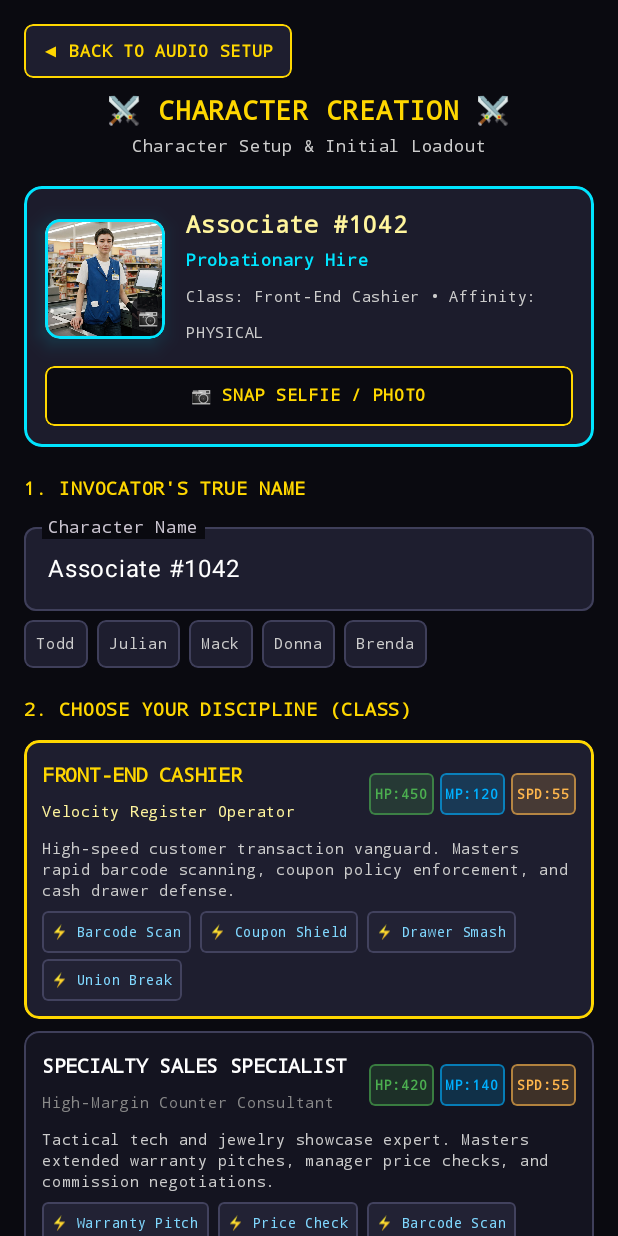
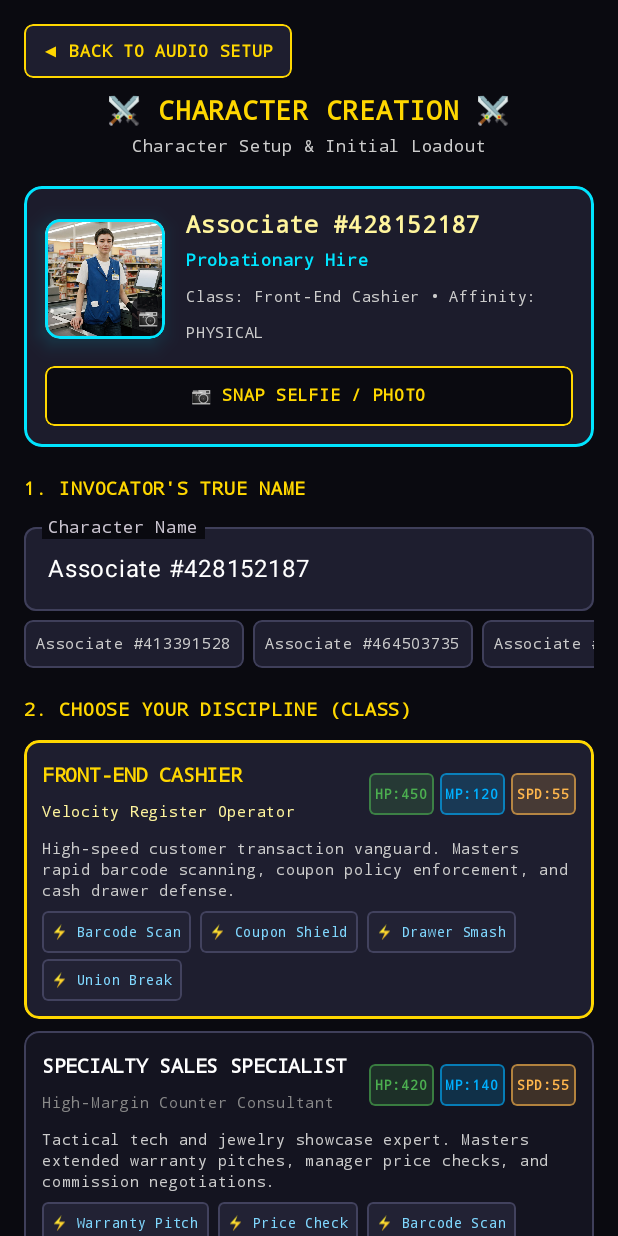
Before and after one commit to Todd0042/superstore-saga, an Android app built with Jetpack Compose: the screen it shows after launch (MainActivity), after a tap on "PURE STORY MODE (AUTO-PLAY)", on a phone screen of 412 x 824 dp. Run offline under Robolectric (Android 15) with nearby library versions, the phone set to English and light mode, and no system bars; libraries missing offline, so code that uses them is left out: com.google.mlkit.vision; 3 other taps on this screen came first.

Commit message:
feat(character): randomize 9-digit associate ID and reserve 1042 for store number

```diff
--- a/app/src/main/assets/game/characters/player_cashier.json
+++ b/app/src/main/assets/game/characters/player_cashier.json
@@ -2,7 +2,7 @@
   "_doc": "Retail Inferno Protagonist: Player Cashier Associate.",
   "id": "player_cashier",
   "role": "hero",
-  "name": "Associate #1042-882",
+  "name": "Associate",
   "title": "Front End Cashier",
   "portraitAsset": "portraits/player_cashier.jpg",
   "spriteId": "hero",
--- a/app/src/main/assets/game/story/nodes.json
+++ b/app/src/main/assets/game/story/nodes.json
@@ -132,7 +132,7 @@
       "id": "node_app_offer",
       "speakerId": "cheryl",
       "side": "RIGHT",
-      "text": "Sensational! The algorithm indicates exceptional retail potential! Compatibility score: a stellar 98.4%! Here is your brand-new badge, Associate #1042! Now, where does your retail journey begin?",
+      "text": "Sensational! The algorithm indicates exceptional retail potential! Compatibility score: a stellar 98.4%! Here is your brand-new badge, {hero}! Now, where does your retail journey begin?",
       "choices": [
         {
           "id": "choice_track_cashier",
@@ -610,7 +610,7 @@
       "speakerId": "henderson",
       "side": "RIGHT",
       "changeSceneId": "scene_hiring_kiosk",
-      "text": "Associate #1042! There you are! I just pulled up our store's real-time scoreboard. Top customer satisfaction rating in the entire district today! Zero wait times, zero safety incidents, and team morale is at an all-time peak! District VP Vance sent a personal email applauding our morning velocity!",
+      "text": "{hero}! There you are! I just pulled up our store's real-time scoreboard. Top customer satisfaction rating in the entire district today! Zero wait times, zero safety incidents, and team morale is at an all-time peak! District VP Vance sent a personal email applauding our morning velocity!",
       "nextNodeId": "node_clockout_fingerprint"
     },
     {
--- a/app/src/main/java/com/voicerpg/engine/content/GameContent.kt
+++ b/app/src/main/java/com/voicerpg/engine/content/GameContent.kt
@@ -545,7 +545,23 @@ data class GameManifest(
     val resonanceProfile: ResonanceProfile = ResonanceProfile.CLASSIC,
     val ttsReplacements: Map<String, String> = emptyMap(),
     val selfieConfig: SelfieFilterConfig = SelfieFilterConfig()
-)
+) {
+    fun resolveDefaultHeroName(): String = resolveTemplateTokens(defaultHeroName)
+
+    companion object {
+        fun resolveTemplateTokens(template: String): String {
+            if (!template.contains("{random")) return template
+            val regex = Regex("""\{random(?::?(\d+))?\}""")
+            return regex.replace(template) { match ->
+                val digits = match.groupValues[1].toIntOrNull() ?: 9
+                val count = digits.coerceIn(1, 18)
+                val first = kotlin.random.Random.nextInt(1, 10).toString()
+                val rest = (1 until count).map { kotlin.random.Random.nextInt(0, 10) }.joinToString("")
+                first + rest
+            }
+        }
+    }
+}
 
 data class ResonanceProfile(
     val mode: String = "CLASSIC",
--- a/app/src/main/java/com/voicerpg/engine/ui/creation/CharacterCreationScreen.kt
+++ b/app/src/main/java/com/voicerpg/engine/ui/creation/CharacterCreationScreen.kt
@@ -61,6 +61,7 @@ import com.voicerpg.engine.audio.SpeechState
 import kotlinx.coroutines.delay
 import kotlinx.coroutines.launch
 import com.voicerpg.engine.content.GameContent
+import com.voicerpg.engine.content.GameManifest
 import com.voicerpg.engine.content.HeroClassDef
 import com.voicerpg.engine.model.AuraColor
 import com.voicerpg.engine.model.PlayerCustomization
@@ -84,7 +85,20 @@ fun CharacterCreationScreen(
     onConfirmCharacter: (PlayerCustomization) -> Unit,
     modifier: Modifier = Modifier
 ) {
-    var name by remember(slot, initialCustomization.name) { mutableStateOf(initialCustomization.name) }
+    val manifest = GameContent.manifest
+    val heroSpeaker = GameContent.heroCharacter?.speaker
+    val defaultHeroName = remember {
+        manifest.resolveDefaultHeroName().ifBlank { heroSpeaker?.name ?: "Hero" }
+    }
+    var name by remember(slot, initialCustomization.name) {
+        val initial = initialCustomization.name.trim()
+        val resolved = if (initial.isBlank() || initial == "Hero" || initial.contains("{random")) {
+            defaultHeroName
+        } else {
+            initial
+        }
+        mutableStateOf(resolved)
+    }
     var selectedClass by remember(slot, initialCustomization.heroClassId) { mutableStateOf(initialCustomization.heroClass) }
     var selectedTitle by remember(slot, initialCustomization.title) { mutableStateOf(initialCustomization.title) }
     var selectedAura by remember(slot, initialCustomization.auraColor) { mutableStateOf(initialCustomization.auraColor) }
@@ -95,10 +109,7 @@ fun CharacterCreationScreen(
     val coroutineScope = rememberCoroutineScope()
 
     val context = LocalContext.current
-    val manifest = GameContent.manifest
     val selfieConfig = manifest.selfieConfig
-    val heroSpeaker = GameContent.heroCharacter?.speaker
-    val defaultHeroName = manifest.defaultHeroName.ifBlank { heroSpeaker?.name ?: "Hero" }
     val defaultHeroTitle = manifest.defaultHeroTitle.ifBlank { heroSpeaker?.title ?: "Adventurer" }
     val defaultHeroPortrait = manifest.defaultHeroPortrait ?: heroSpeaker?.portraitAsset ?: "portraits/template_hero.jpg"
 
@@ -150,10 +161,11 @@ fun CharacterCreationScreen(
         }
     }
 
-    val quickNames = remember {
-        manifest.quickNames.ifEmpty {
-            listOf(defaultHeroName)
+    var quickNames by remember {
+        val baseList = manifest.quickNames.ifEmpty {
+            listOf(manifest.defaultHeroName)
         }
+        mutableStateOf<List<String>>(baseList.map { GameManifest.resolveTemplateTokens(it) })
     }
 
     fun confirmAndAwaken() {
@@ -244,6 +256,14 @@ fun CharacterCreationScreen(
         // 4. Quick name selection
         quickNames.firstOrNull { lower.contains(it.lowercase()) }?.let {
             name = it
+        }
+
+        // 5. Dynamic ID reroll
+        if (lower.contains("reroll") || lower.contains("randomize") || lower.contains("new id") || lower.contains("new badge")) {
+            val baseList = manifest.quickNames.ifEmpty { listOf(manifest.defaultHeroName) }
+            quickNames = baseList.map { GameManifest.resolveTemplateTokens(it) }
+            name = manifest.resolveDefaultHeroName()
+            combatNarrator?.speak("New associate ID assigned.", force = true)
         }
 
         // Re-listen if auto-listen is enabled
@@ -765,6 +785,28 @@ fun CharacterCreationScreen(
                         )
                     }
                 }
+                if (manifest.defaultHeroName.contains("{random") || manifest.quickNames.any { it.contains("{random") }) {
+                    Box(
+                        modifier = Modifier
+                            .clip(RoundedCornerShape(6.dp))
+                            .background(RetroPanel)
+                            .border(1.dp, LogosGold, RoundedCornerShape(6.dp))
+                            .clickable {
+                                val baseList = manifest.quickNames.ifEmpty { listOf(manifest.defaultHeroName) }
+                                quickNames = baseList.map { GameManifest.resolveTemplateTokens(it) }
+                                name = manifest.resolveDefaultHeroName()
+                            }
+                            .padding(horizontal = 8.dp, vertical = 4.dp)
+                    ) {
+                        Text(
+                            text = "🎲 Reroll ID",
+                            color = LogosGold,
+                            fontSize = 10.sp,
+                            fontFamily = FontFamily.Monospace,
+                            fontWeight = FontWeight.Bold
+                        )
+                    }
+                }
             }
 
             Spacer(modifier = Modifier.height(16.dp))
--- a/app/src/main/java/com/voicerpg/engine/viewmodel/StoryViewModel.kt
+++ b/app/src/main/java/com/voicerpg/engine/viewmodel/StoryViewModel.kt
@@ -175,7 +175,7 @@ class StoryViewModel(
             .replace("{player}'s", "$effectiveName's")
 
         // If player has a custom name different from defaultName, replace any leftover defaultName references
-        if (!effectiveName.equals(defaultName, ignoreCase = true)) {
+        if (!effectiveName.equals(defaultName, ignoreCase = true) && !defaultName.contains("{")) {
             result = result.replace(Regex("\\b${Regex.escape(defaultName)}'s\\b", RegexOption.IGNORE_CASE), "$effectiveName's")
             result = result.replace(Regex("\\b${Regex.escape(defaultName)}'\\b", RegexOption.IGNORE_CASE), "$effectiveName'")
             result = result.replace(Regex("\\b${Regex.escape(defaultName)}\\b", RegexOption.IGNORE_CASE), effectiveName)
@@ -366,7 +366,7 @@ class StoryViewModel(
         } else {
             saveManager.deleteSave(storySlot)
             val manifest = GameContent.manifest
-            val defaultName = manifest.defaultHeroName.ifBlank { "Hero" }
+            val defaultName = manifest.resolveDefaultHeroName().ifBlank { "Hero" }
             val defaultTitle = manifest.defaultHeroTitle.ifBlank { "The Awakened Hero" }
             val defaultPlayer = PlayerCustomization(name = defaultName, title = defaultTitle)
             saveManager.createInitialSave(defaultPlayer, storySlot)
@@ -638,7 +638,7 @@ class StoryViewModel(
         combatNarrator.stop()
         speechManager.cancel()
         val manifest = GameContent.manifest
-        val defaultName = manifest.defaultHeroName.ifBlank { "Hero" }
+        val defaultName = manifest.resolveDefaultHeroName().ifBlank { "Hero" }
         val defaultTitle = manifest.defaultHeroTitle.ifBlank { "The Awakened Hero" }
         StoryAssetLoader.activeSlot = targetSlot
         _state.value = _state.value.copy(
```
Also changed, not shown: app/src/main/assets/game/manifest.json, 1 other file.
